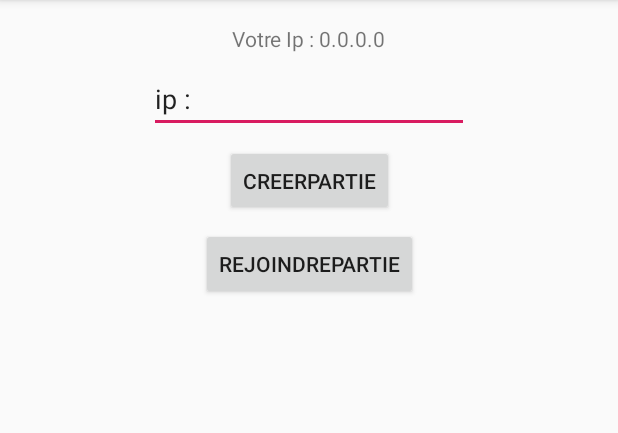
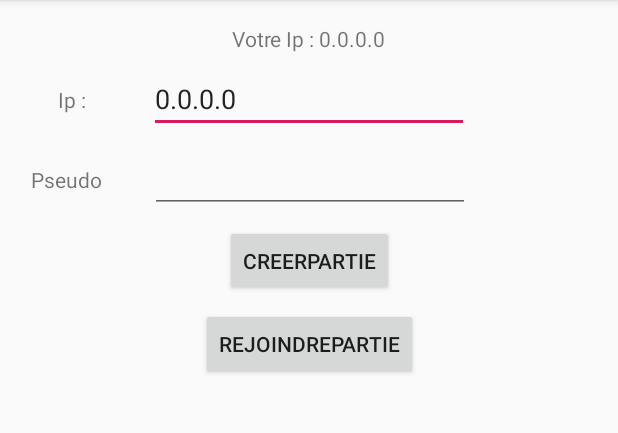
Before and after one commit to DocR3D/ClueDut, an Android app: the screen it shows after launch (MainActivity), on a phone screen of 412 x 824 dp, the part 84-517 px from its top. Run offline under Robolectric (Android 15) with nearby library versions, the phone set to English and light mode, and no system bars.

Commit message:
Ajout du zipage, envoie des fichier et dezippage
WIP : Recuperation et envoie du pseudo à tout les joueurs

```diff
--- a/app/src/main/java/com/example/maxime/testenvoie/MainActivity.java
+++ b/app/src/main/java/com/example/maxime/testenvoie/MainActivity.java
@@ -18,7 +18,8 @@ public class MainActivity extends AppCompatActivity {
 
     Button creerPartie;
     Button rejoindrePartie;
-    EditText connectIp;
+    static EditText connectIp;
+    static EditText connectPseudo;
     TextView ip;
     final private int REQUEST_CODE_ASK_PERMISSIONS = 123;
 
@@ -29,6 +30,7 @@ public class MainActivity extends AppCompatActivity {
         creerPartie = (Button) findViewById(R.id.creerPartie);
         rejoindrePartie = (Button) findViewById(R.id.rejoindrePartie);
         connectIp = (EditText) findViewById(R.id.connectIp);
+        connectPseudo = (EditText) findViewById(R.id.connectPseudo);
         ip = (TextView) findViewById(R.id.ip);
 
         WifiManager wm = (WifiManager) getSystemService(WIFI_SERVICE);
@@ -62,6 +64,7 @@ public class MainActivity extends AppCompatActivity {
         creerPartie.setOnClickListener(new View.OnClickListener() {
             @Override
             public void onClick(View v) {
+
                 accèderActivity();
             }
         });
@@ -70,6 +73,7 @@ public class MainActivity extends AppCompatActivity {
             @Override
             public void onClick(View v) {
                 SalonActivityClient.lip = connectIp.getText().toString();
+
                 accèderActivityCient();
             }
         });
--- a/app/src/main/java/com/example/maxime/testenvoie/SalonActivity.java
+++ b/app/src/main/java/com/example/maxime/testenvoie/SalonActivity.java
@@ -29,7 +29,7 @@ public class SalonActivity extends AppCompatActivity {
         }
 
         try {
-            Thread unThread = new Thread(new Client(InetAddress.getByName("0.0.0.0")));
+            Thread unThread = new Thread(new Client(InetAddress.getByName(MainActivity.connectIp.getText().toString()), MainActivity.connectPseudo.getText().toString()));
             unThread.start();
         } catch (IOException e) {
             e.printStackTrace();
--- a/app/src/main/java/com/example/maxime/testenvoie/SalonActivityClient.java
+++ b/app/src/main/java/com/example/maxime/testenvoie/SalonActivityClient.java
@@ -16,7 +16,7 @@ public class SalonActivityClient extends AppCompatActivity {
         setContentView(R.layout.activity_salon_client);
 
         try {
-            Thread unThread = new Thread(new Client(InetAddress.getByName(lip)));
+            Thread unThread = new Thread(new Client(InetAddress.getByName(MainActivity.connectIp.getText().toString()), MainActivity.connectPseudo.getText().toString()));
             unThread.start();
         } catch (IOException e) {
             e.printStackTrace();
--- a/app/src/main/res/layout/activity_main.xml
+++ b/app/src/main/res/layout/activity_main.xml
@@ -10,15 +10,15 @@
         android:id="@+id/creerPartie"
         android:layout_width="wrap_content"
         android:layout_height="47dp"
+        android:layout_marginStart="8dp"
+        android:layout_marginLeft="8dp"
+        android:layout_marginTop="8dp"
         android:layout_marginEnd="8dp"
-        android:layout_marginLeft="8dp"
         android:layout_marginRight="8dp"
-        android:layout_marginStart="8dp"
-        android:layout_marginTop="8dp"
         android:text="CreerPartie"
         app:layout_constraintEnd_toEndOf="parent"
         app:layout_constraintStart_toStartOf="parent"
-        app:layout_constraintTop_toBottomOf="@+id/connectIp" />
+        app:layout_constraintTop_toBottomOf="@+id/connectPseudo" />
 
     <Button
         android:id="@+id/rejoindrePartie"
@@ -37,10 +37,22 @@
         android:layout_marginTop="8dp"
         android:ems="10"
         android:inputType="textPersonName"
-        android:text="ip :"
+        android:text="0.0.0.0"
         app:layout_constraintEnd_toEndOf="parent"
         app:layout_constraintStart_toStartOf="parent"
         app:layout_constraintTop_toBottomOf="@+id/ip" />
+
+    <EditText
+        android:id="@+id/connectPseudo"
+        android:layout_width="wrap_content"
+        android:layout_height="wrap_content"
+        android:layout_marginTop="8dp"
+        android:ems="10"
+        android:inputType="textPersonName"
+        app:layout_constraintEnd_toEndOf="parent"
+        app:layout_constraintHorizontal_bias="0.502"
+        app:layout_constraintStart_toStartOf="parent"
+        app:layout_constraintTop_toBottomOf="@+id/connectIp" />
 
     <TextView
         android:id="@+id/ip"
@@ -52,4 +64,34 @@
         app:layout_constraintStart_toStartOf="parent"
         app:layout_constraintTop_toTopOf="parent" />
 
+    <TextView
+        android:id="@+id/IpTexte"
+        android:layout_width="wrap_content"
+        android:layout_height="wrap_content"
+        android:layout_marginStart="8dp"
+        android:layout_marginLeft="8dp"
+        android:layout_marginTop="8dp"
+        android:layout_marginEnd="8dp"
+        android:layout_marginRight="8dp"
+        android:layout_marginBottom="8dp"
+        android:text="Ip : "
+        app:layout_constraintBottom_toTopOf="@+id/connectPseudo"
+        app:layout_constraintEnd_toStartOf="@+id/connectIp"
+        app:layout_constraintStart_toStartOf="parent"
+        app:layout_constraintTop_toBottomOf="@+id/ip" />
+
+    <TextView
+        android:id="@+id/pseudoTexte"
+        android:layout_width="wrap_content"
+        android:layout_height="wrap_content"
+        android:layout_marginStart="8dp"
+        android:layout_marginLeft="8dp"
+        android:layout_marginEnd="20dp"
+        android:layout_marginRight="20dp"
+        android:text="Pseudo"
+        app:layout_constraintBottom_toBottomOf="@+id/connectPseudo"
+        app:layout_constraintEnd_toStartOf="@+id/connectPseudo"
+        app:layout_constraintStart_toStartOf="parent"
+        app:layout_constraintTop_toTopOf="@+id/connectPseudo" />
+
 </android.support.constraint.ConstraintLayout>
```
Also changed, not shown: app/src/main/java/com/example/maxime/testenvoie/Client.java (+75 -3 lines), app/src/main/java/com/example/maxime/testenvoie/Player.java (+1 -10 lines), app/src/main/java/com/example/maxime/testenvoie/Server.java (+116 -15 lines), app/src/main/java/com/example/maxime/testenvoie/ZipManager.java (added, +69 -0 lines).
